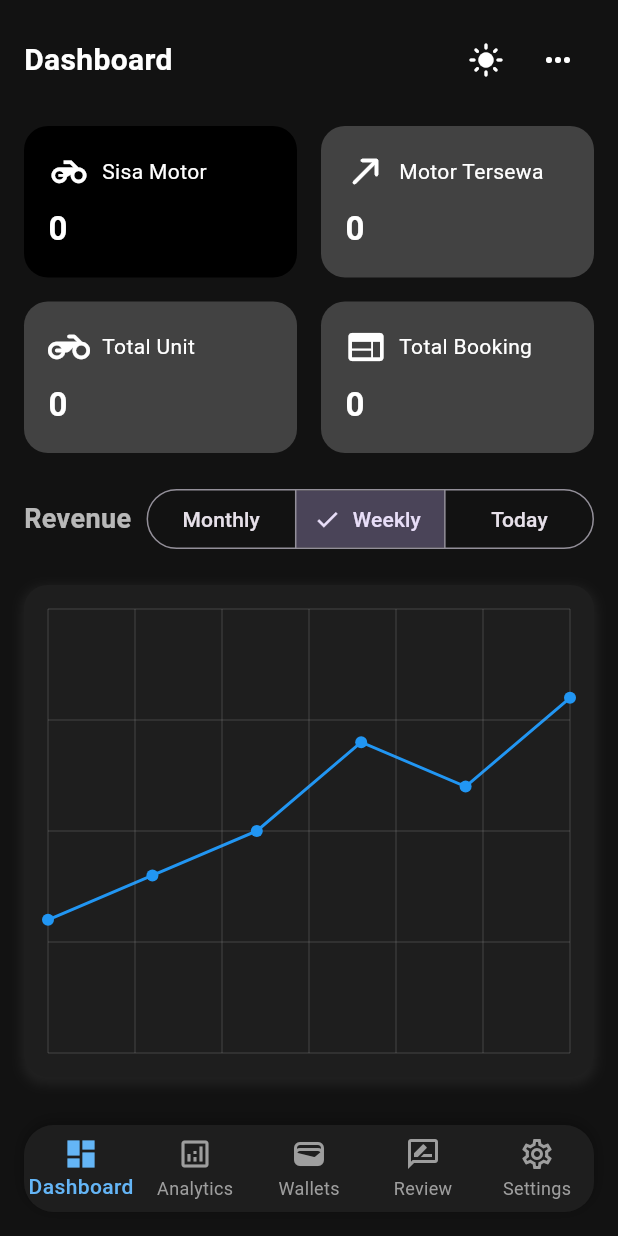
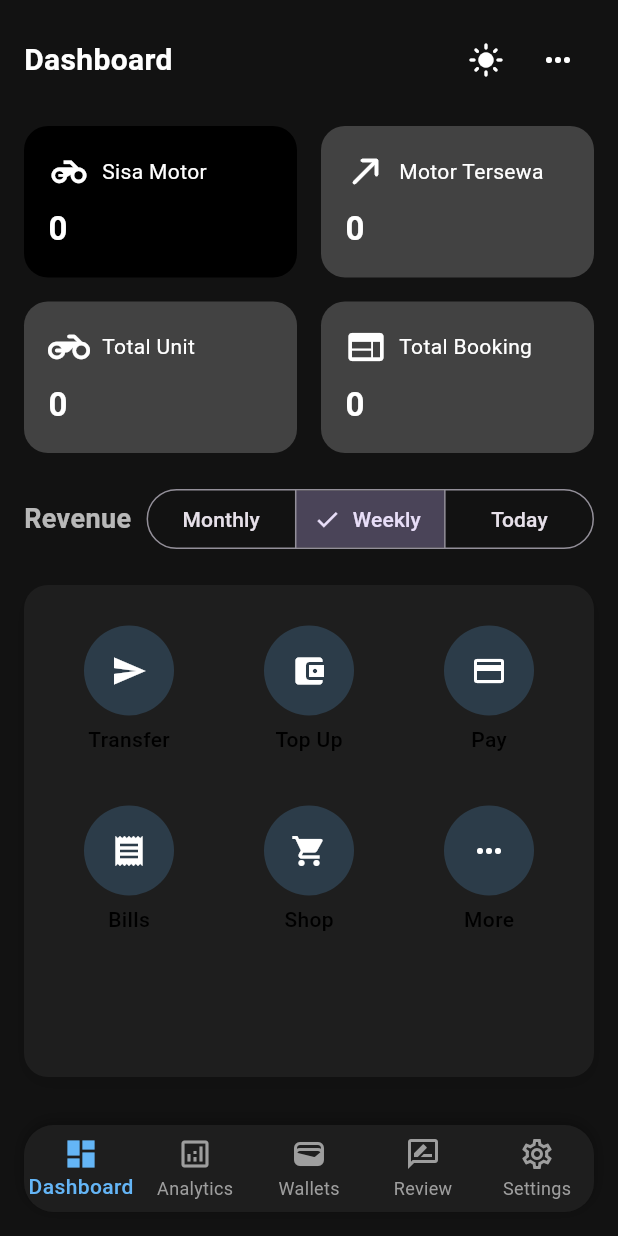
Before and after one commit to reysilvaa/rosantibike_mobile, a Flutter app: the screen it shows after launch, after a tap on the "dark mode" icon, on a phone screen of 412 x 824 dp. Run offline on Flutter 3.47's test engine with Material 3 defaults, Android fonts, the phone set to English and light mode, and no system bars; our stand-ins replace equatable, flutter_bloc, pdf, printing; network calls fail.

Commit message:
grid menu added and unversal font are changed into poppins

```diff
--- a/lib/pages/dashboard_page.dart
+++ b/lib/pages/dashboard_page.dart
@@ -6,7 +6,7 @@ import 'package:rosantibike_mobile/blocs/dashboard/dashboard_bloc.dart';
 import 'package:rosantibike_mobile/blocs/dashboard/dashboard_event.dart';
 import 'package:rosantibike_mobile/blocs/dashboard/dashboard_state.dart';
 import '../widgets/dashboard/stat_card.dart';
-import '../widgets/dashboard/line_chart.dart';
+import '../widgets/dashboard/menu_grid.dart';
 import '../widgets/dashboard/period_selector.dart';
 import 'package:provider/provider.dart';
 import '../theme/theme_provider.dart';
@@ -33,7 +33,6 @@ class _DashboardPageState extends State<DashboardPage> {
   @override
   Widget build(BuildContext context) {
     final themeProvider = Provider.of<ThemeProvider>(context);
-
     return Scaffold(
       backgroundColor: Theme.of(context).scaffoldBackgroundColor,
       body: SafeArea(
@@ -52,6 +51,12 @@ class _DashboardPageState extends State<DashboardPage> {
                         current is DashboardError,
                     listener: (context, state) {
                       if (state is DashboardError) {
+                        // Print full error to the console
+                        print('Error: ${state.message}');
+                        // print(
+                        //     'Stack trace: ${state.stackTrace}'); // If stack trace is available
+
+                        // Optionally, you can also show the error message in the SnackBar
                         ScaffoldMessenger.of(context).showSnackBar(
                           SnackBar(content: Text(state.message)),
                         );
@@ -67,7 +72,7 @@ class _DashboardPageState extends State<DashboardPage> {
               const SizedBox(height: 20),
               const PeriodSelector(),
               const SizedBox(height: 20),
-              const Expanded(child: RevenueLineChart()),
+              const Expanded(child: MenuGrid()),
             ],
           ),
         ),
--- a/lib/theme/theme_provider.dart
+++ b/lib/theme/theme_provider.dart
@@ -9,7 +9,8 @@ class ThemeProvider with ChangeNotifier {
   bool get isDarkMode => _themeMode == ThemeMode.dark;
 
   void toggleTheme() {
-    _themeMode = _themeMode == ThemeMode.light ? ThemeMode.dark : ThemeMode.light;
+    _themeMode =
+        _themeMode == ThemeMode.light ? ThemeMode.dark : ThemeMode.light;
     notifyListeners();
   }
 }
--- a/lib/widgets/dashboard/line_chart.dart
+++ /dev/null
@@ -1,96 +0,0 @@
-// lib/widgets/line_chart.dart
-import 'package:flutter/material.dart';
-
-class RevenueLineChart extends StatelessWidget {
-  const RevenueLineChart({Key? key}) : super(key: key);
-
-  @override
-  Widget build(BuildContext context) {
-    return Container(
-      padding: const EdgeInsets.all(16),
-      decoration: BoxDecoration(
-        color: Theme.of(context).cardColor,
-        borderRadius: BorderRadius.circular(16),
-        boxShadow: [
-          BoxShadow(
-            color: Colors.grey.withOpacity(0.1),
-            spreadRadius: 2,
-            blurRadius: 5,
-            offset: const Offset(0, 3),
-          ),
-        ],
-      ),
-      child: CustomPaint(
-        size: const Size(double.infinity, 200),
-        painter: LineChartPainter(),
-      ),
-    );
-  }
-}
-
-class LineChartPainter extends CustomPainter {
-  @override
-  void paint(Canvas canvas, Size size) {
-    final paint = Paint()
-      ..color = Colors.blue
-      ..strokeWidth = 2
-      ..style = PaintingStyle.stroke;
-
-    final path = Path();
-    path.moveTo(0, size.height * 0.7);
-    path.lineTo(size.width * 0.2, size.height * 0.6);
-    path.lineTo(size.width * 0.4, size.height * 0.5);
-    path.lineTo(size.width * 0.6, size.height * 0.3);
-    path.lineTo(size.width * 0.8, size.height * 0.4);
-    path.lineTo(size.width, size.height * 0.2);
-
-    canvas.drawPath(path, paint);
-
-    // Draw grid lines
-    final gridPaint = Paint()
-      ..color = Colors.grey.withOpacity(0.2)
-      ..strokeWidth = 1;
-
-    // Horizontal grid lines
-    for (var i = 0; i < 5; i++) {
-      final y = size.height * i / 4;
-      canvas.drawLine(
-        Offset(0, y),
-        Offset(size.width, y),
-        gridPaint,
-      );
-    }
-
-    // Vertical grid lines
-    for (var i = 0; i < 7; i++) {
-      final x = size.width * i / 6;
-      canvas.drawLine(
-        Offset(x, 0),
-        Offset(x, size.height),
-        gridPaint,
-      );
-    }
-
-    // Draw points
-    final pointPaint = Paint()
-      ..color = Colors.blue
-      ..strokeWidth = 4
-      ..style = PaintingStyle.fill;
-
-    final points = [
-      Offset(0, size.height * 0.7),
-      Offset(size.width * 0.2, size.height * 0.6),
-      Offset(size.width * 0.4, size.height * 0.5),
-      Offset(size.width * 0.6, size.height * 0.3),
-      Offset(size.width * 0.8, size.height * 0.4),
-      Offset(size.width, size.height * 0.2),
-    ];
-
-    for (var point in points) {
-      canvas.drawCircle(point, 4, pointPaint);
-    }
-  }
-
-  @override
-  bool shouldRepaint(covariant CustomPainter oldDelegate) => false;
-}
--- /dev/null
+++ b/lib/widgets/dashboard/menu_grid.dart
@@ -0,0 +1,68 @@
+import 'package:flutter/material.dart';
+
+class MenuGrid extends StatelessWidget {
+  const MenuGrid({Key? key}) : super(key: key);
+
+  @override
+  Widget build(BuildContext context) {
+    final menuItems = [
+      {'icon': Icons.send, 'label': 'Transfer'},
+      {'icon': Icons.account_balance_wallet, 'label': 'Top Up'},
+      {'icon': Icons.payment, 'label': 'Pay'},
+      {'icon': Icons.receipt, 'label': 'Bills'},
+      {'icon': Icons.shopping_cart, 'label': 'Shop'},
+      {'icon': Icons.more_horiz, 'label': 'More'},
+    ];
+
+    return Container(
+      padding: const EdgeInsets.all(16),
+      decoration: BoxDecoration(
+        color: Theme.of(context).cardColor,
+        borderRadius: BorderRadius.circular(16),
+        boxShadow: [
+          BoxShadow(
+            color: Theme.of(context).shadowColor.withOpacity(0.1),
+            blurRadius: 10,
+            offset: const Offset(0, 4),
+          ),
+        ],
+      ),
+      child: GridView.builder(
+        shrinkWrap: true,
+        physics: const NeverScrollableScrollPhysics(),
+        gridDelegate: const SliverGridDelegateWithFixedCrossAxisCount(
+          crossAxisCount: 3,
+          crossAxisSpacing: 12,
+          mainAxisSpacing: 12,
+        ),
+        itemCount: menuItems.length,
+        itemBuilder: (context, index) {
+          final item = menuItems[index];
+          return Column(
+            mainAxisAlignment: MainAxisAlignment.center,
+            children: [
+              CircleAvatar(
+                radius: 30,
+                backgroundColor:
+                    Theme.of(context).primaryColor.withOpacity(0.2),
+                child: Icon(
+                  item['icon'] as IconData,
+                  color: Theme.of(context).iconTheme.color,
+                  size: Theme.of(context).iconTheme.size,
+                ),
+              ),
+              const SizedBox(height: 6),
+              Text(
+                item['label'] as String,
+                style: Theme.of(context).textTheme.bodyMedium?.copyWith(
+                      color: Theme.of(context).primaryColorDark,
+                      fontWeight: FontWeight.w500,
+                    ),
+              ),
+            ],
+          );
+        },
+      ),
+    );
+  }
+}
```
